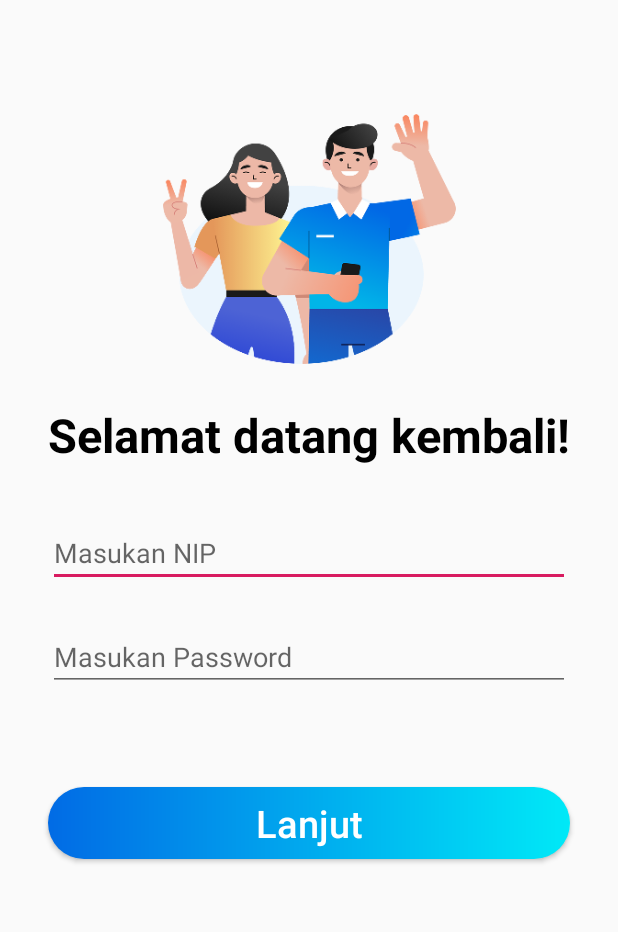
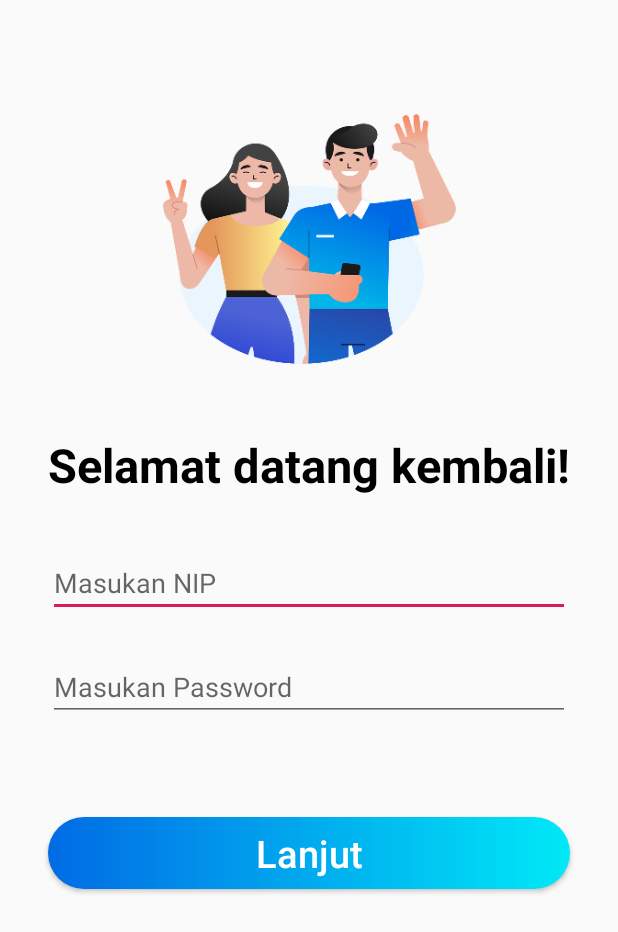
Before and after one commit to jejechristianap/dumi_baru_2, an Android app: the MasukActivity screen opened directly, with no data from a screen before it, on a phone screen of 412 x 824 dp. Shown: the top 932 px of the screen. Run offline under Robolectric (Android 15) with nearby library versions, the phone set to English and light mode, and no system bars.

Commit message:
Daftar, Masuk Activity 2

```diff
--- a/app/src/main/java/com/fidac/dumi/DaftarActivity.java
+++ b/app/src/main/java/com/fidac/dumi/DaftarActivity.java
@@ -75,8 +75,6 @@ public class DaftarActivity extends AppCompatActivity {
                     masukanPasswordEt.setTransformationMethod(PasswordTransformationMethod.getInstance());
                     cekPasswordEt.setTransformationMethod(PasswordTransformationMethod.getInstance());
                 }
-
-                Toast.makeText(DaftarActivity.this, "bool " + isValid, Toast.LENGTH_SHORT).show();
             }
         });
 
--- a/app/src/main/res/layout/activity_masuk.xml
+++ b/app/src/main/res/layout/activity_masuk.xml
@@ -29,6 +29,7 @@
                 android:gravity="center|start"
                 android:layout_width="match_parent"
                 android:layout_height="80dp"
+                android:layout_marginTop="20dp"
                 android:layout_marginStart="32dp"
                 android:layout_marginEnd="32dp"
                 android:text="@string/selamat_datang"
```
Also changed, not shown: app/src/main/res/layout/activity_halaman_depan.xml (+5 -5 lines).
